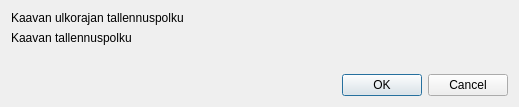
Qt form arho_feature_template/gui/dialogs/serialize_plan.ui (GispoCoding/arho-qgis-plugin) before a commit.
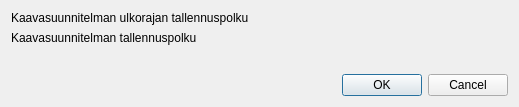
The same form after that commit. Custom widgets are drawn as their Qt base class.

The edit to the form file:
```diff
--- a/arho_feature_template/gui/dialogs/serialize_plan.ui
+++ b/arho_feature_template/gui/dialogs/serialize_plan.ui
@@ -31,7 +31,7 @@
      <item row="0" column="0">
       <widget class="QLabel" name="plan_outline_label">
        <property name="text">
-        <string>Kaavan ulkorajan tallennuspolku</string>
+        <string>Kaavasuunnitelman ulkorajan tallennuspolku</string>
        </property>
       </widget>
      </item>
@@ -51,7 +51,7 @@
      <item row="1" column="0">
       <widget class="QLabel" name="plan_label">
        <property name="text">
-        <string>Kaavan tallennuspolku</string>
+        <string>Kaavasuunnitelman tallennuspolku</string>
        </property>
       </widget>
      </item>
```
Left out of the diff: 6 changed lines with no effect on the pictures.
